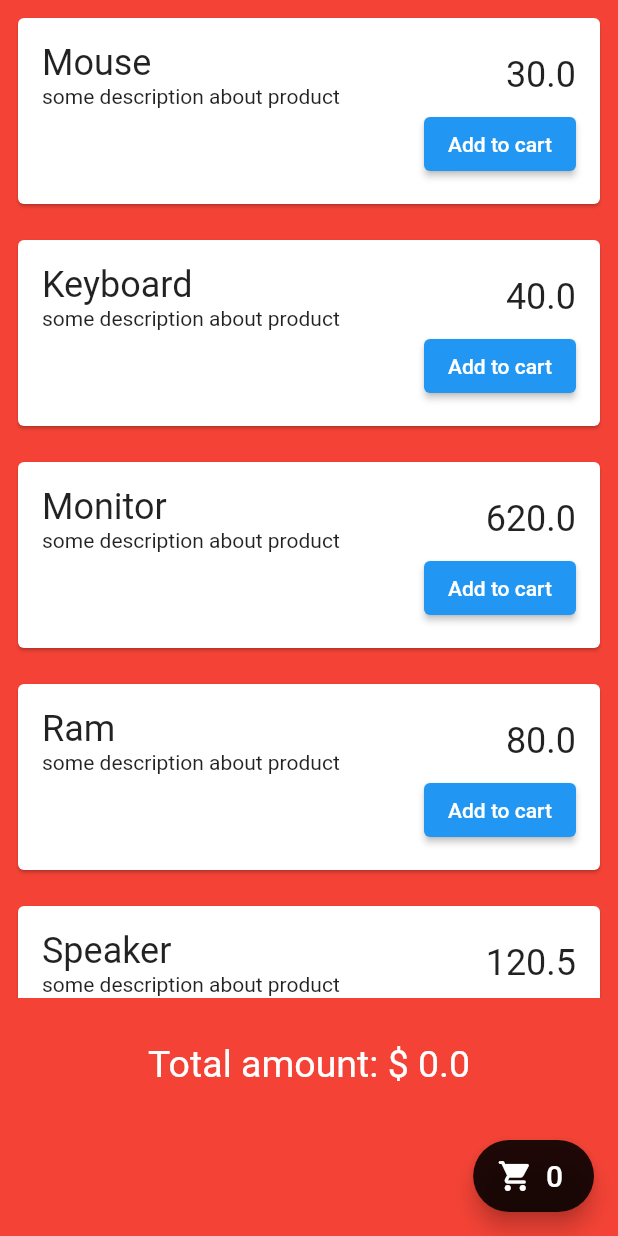
After one commit to wlsdnr929/Flutter_youtube_coding_chef, a Flutter app: the ShoppingPage screen opened directly, after a tap on an icon or button, on a phone screen of 412 x 824 dp. The commit adds this screen. Run offline on Flutter 3.47's test engine with Material 2 defaults, Android fonts, the phone set to English and light mode, and no system bars; our stand-ins replace get.

Commit message:
도장깨기 1번

```diff
--- /dev/null
+++ b/coding_chef_dojangkkaegi_level_1/coding_chef_dojangkkaegi_level_1/lib/controller/cart_controller.dart
@@ -0,0 +1,12 @@
+import 'package:coding_chef_dojangkkaegi_level_1/model/product.dart';
+import 'package:flutter/material.dart';
+import 'package:get/get.dart';
+
+class CartController extends GetxController {
+  var cartItems = <Product>[].obs;
+  double get totalPrice => cartItems.fold(0, (e, item) => e + item.price);
+  int get count => cartItems.length;
+  void addToItem(Product product) {
+    cartItems.add(product);
+  }
+}
--- /dev/null
+++ b/coding_chef_dojangkkaegi_level_1/coding_chef_dojangkkaegi_level_1/lib/controller/shopping_controller.dart
@@ -0,0 +1,46 @@
+import 'package:coding_chef_dojangkkaegi_level_1/model/product.dart';
+import 'package:get/get.dart';
+
+class ShoppingController extends GetxController {
+  var products = <Product>[].obs;
+
+  @override
+  void onInit() {
+    super.onInit();
+    fetchData();
+  }
+
+  void fetchData() async {
+    await Future.delayed(Duration(seconds: 2));
+    var productData = [
+      Product(
+          id: 1,
+          price: 30,
+          productDescription: 'some description about product',
+          productName: 'Mouse'),
+      Product(
+          id: 2,
+          price: 40,
+          productDescription: 'some description about product',
+          productName: 'Keyboard'),
+      Product(
+        id: 3,
+        price: 620,
+        productDescription: 'some description about product',
+        productName: 'Monitor',
+      ),
+      Product(
+          id: 4,
+          price: 80,
+          productDescription: 'some description about product',
+          productName: 'Ram'),
+      Product(
+        id: 5,
+        price: 120.5,
+        productDescription: 'some description about product',
+        productName: 'Speaker',
+      ),
+    ];
+    products.assignAll(productData);
+  }
+}
--- /dev/null
+++ b/coding_chef_dojangkkaegi_level_1/coding_chef_dojangkkaegi_level_1/lib/main.dart
@@ -0,0 +1,20 @@
+import 'package:flutter/material.dart';
+
+import 'view/shopping_page.dart';
+
+void main() {
+  runApp(const MyApp());
+}
+
+class MyApp extends StatelessWidget {
+  const MyApp({super.key});
+
+  @override
+  Widget build(BuildContext context) {
+    return MaterialApp(
+      title: 'Flutter Demo',
+      theme: ThemeData(primarySwatch: Colors.blue),
+      home: ShoppingPage(),
+    );
+  }
+}
--- /dev/null
+++ b/coding_chef_dojangkkaegi_level_1/coding_chef_dojangkkaegi_level_1/lib/model/product.dart
@@ -0,0 +1,12 @@
+class Product {
+  final int id;
+  final String productName;
+  final String productDescription;
+  final double price;
+
+  Product(
+      {required this.id,
+      required this.productName,
+      required this.productDescription,
+      required this.price});
+}
--- /dev/null
+++ b/coding_chef_dojangkkaegi_level_1/coding_chef_dojangkkaegi_level_1/lib/view/shopping_page.dart
@@ -0,0 +1,95 @@
+import 'package:coding_chef_dojangkkaegi_level_1/controller/cart_controller.dart';
+import 'package:coding_chef_dojangkkaegi_level_1/controller/shopping_controller.dart';
+import 'package:flutter/material.dart';
+import 'package:get/get_state_manager/get_state_manager.dart';
+import 'package:get/instance_manager.dart';
+
+class ShoppingPage extends StatelessWidget {
+  ShoppingPage({super.key});
+  final shoppingController = Get.put(ShoppingController());
+  final cartController = Get.put(CartController());
+
+  @override
+  Widget build(BuildContext context) {
+    return Scaffold(
+      backgroundColor: Colors.red,
+      body: Column(
+        children: [
+          Expanded(
+            child: GetX<ShoppingController>(builder: (controller) {
+              return ListView.builder(
+                itemCount: controller.products.length,
+                itemBuilder: (context, index) {
+                  return Card(
+                    margin: EdgeInsets.all(12),
+                    child: Padding(
+                      padding: EdgeInsets.all(16),
+                      child: Column(
+                        crossAxisAlignment: CrossAxisAlignment.end,
+                        children: [
+                          Row(
+                            mainAxisAlignment: MainAxisAlignment.spaceBetween,
+                            children: [
+                              Column(
+                                crossAxisAlignment: CrossAxisAlignment.start,
+                                children: [
+                                  Text(
+                                    '${controller.products[index].productName}',
+                                    style: TextStyle(fontSize: 24),
+                                  ),
+                                  Text(
+                                    '${controller.products[index].productDescription}',
+                                  ),
+                                ],
+                              ),
+                              Text(
+                                '${controller.products[index].price}',
+                                style: TextStyle(fontSize: 24),
+                              ),
+                            ],
+                          ),
+                          ElevatedButton(
+                            onPressed: () {
+                              cartController
+                                  .addToItem(controller.products[index]);
+                            },
+                            child: Text(
+                              'Add to cart',
+                            ),
+                          )
+                        ],
+                      ),
+                    ),
+                  );
+                },
+              );
+            }),
+          ),
+          SizedBox(
+            height: 30,
+          ),
+          GetX<CartController>(builder: (controller) {
+            return Text(
+              'Total amount: \$ ${controller.totalPrice}',
+              style: TextStyle(fontSize: 25, color: Colors.white),
+            );
+          }),
+          SizedBox(
+            height: 100,
+          ),
+        ],
+      ),
+      floatingActionButton: FloatingActionButton.extended(
+        onPressed: () {},
+        label: GetX<CartController>(builder: (controller) {
+          return Text(
+            controller.count.toString(),
+            style: TextStyle(fontSize: 20),
+          );
+        }),
+        icon: Icon(Icons.shopping_cart_rounded),
+        backgroundColor: Colors.black87,
+      ),
+    );
+  }
+}
```
Also changed, not shown: coding_chef_dojangkkaegi_level_1/coding_chef_dojangkkaegi_level_1/analysis_options.yaml (added, +29 -0 lines), coding_chef_dojangkkaegi_level_1/coding_chef_dojangkkaegi_level_1/pubspec.yaml (added, +92 -0 lines), coding_chef_dojangkkaegi_level_1/coding_chef_dojangkkaegi_level_1/pubspec.lock (added), coding_chef_intro1_simple_state_manager/lib/controller.dart (line endings or trailing spaces), 122 other files.
